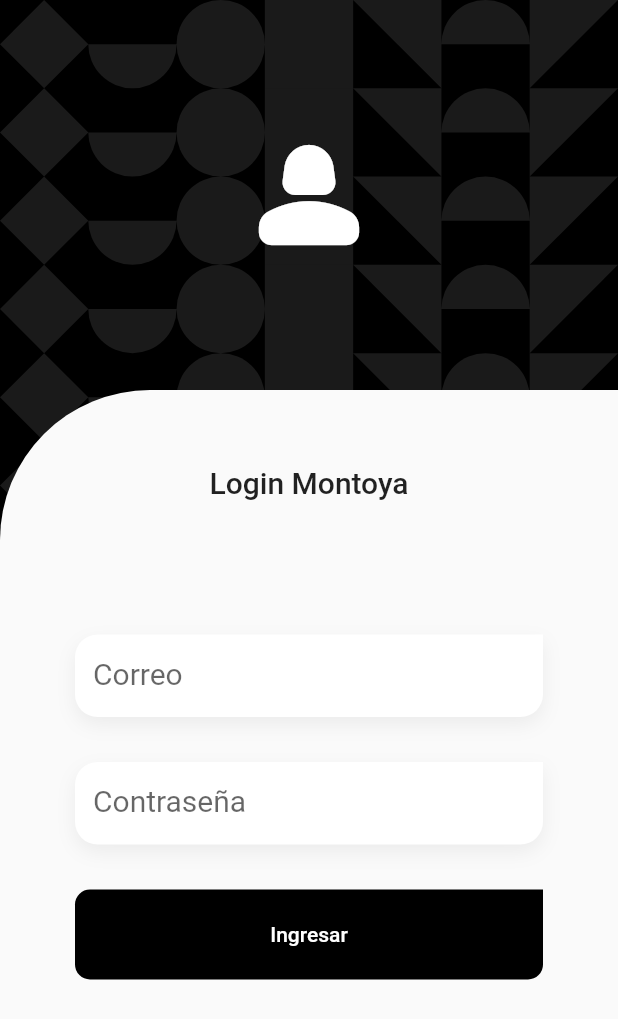
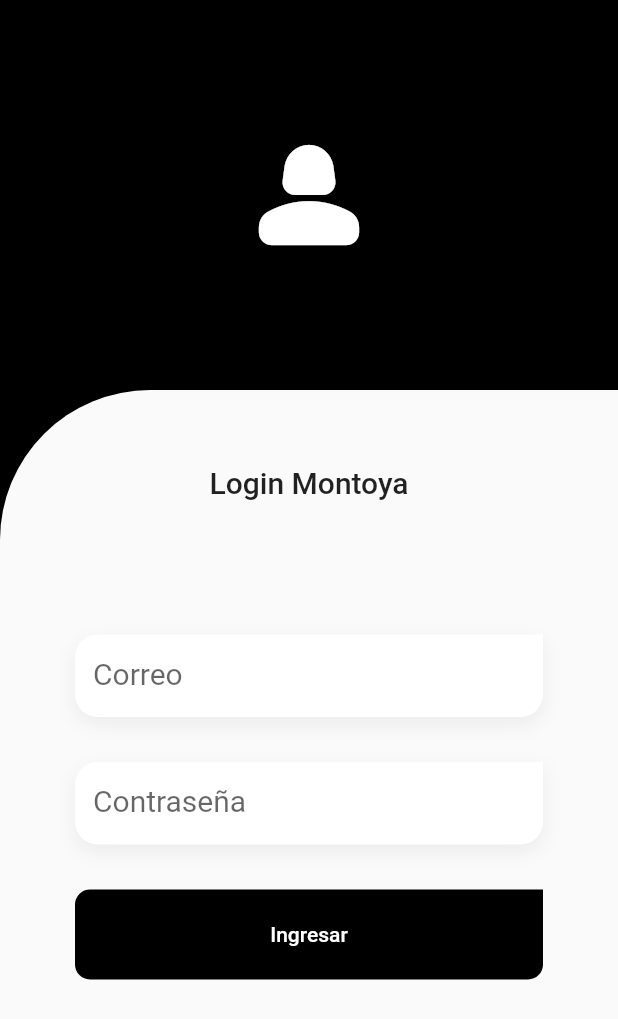
Before and after one commit to fermont30/login_flu, a Flutter app: the screen it shows after launch, on a phone screen of 412 x 824 dp. Shown: the top 1019 px of the screen. Run offline on Flutter 3.47's test engine with Material 2 defaults, Android fonts, the phone set to English and light mode, and no system bars.

Commit message:
commit backgraound

```diff
--- a/lib/src/pages/login_screen.dart
+++ b/lib/src/pages/login_screen.dart
@@ -2,7 +2,6 @@
 import 'package:flutter/material.dart';
 import 'package:login/src/widgets/custom_filled_button.dart';
 import 'package:login/src/widgets/custom_text_form_field.dart';
-import 'package:login/src/widgets/geometrical_background.dart';
 
 class LoginScreen extends StatelessWidget {
   const LoginScreen({super.key});
@@ -15,7 +14,8 @@ class LoginScreen extends StatelessWidget {
     return GestureDetector(
       onTap: () => FocusManager.instance.primaryFocus?.unfocus(),
       child: Scaffold(
-          body: GeometricalBackground(
+          body: Container(
+        color: Colors.black,
         child: ListView(
             shrinkWrap: true,
             physics: const ClampingScrollPhysics(),
@@ -30,6 +30,7 @@ class LoginScreen extends StatelessWidget {
                     color: Colors.white,
                     size: 100,
                   ),
+
                   const SizedBox(height: 80),
 
                   Container(
@@ -37,14 +38,15 @@ class LoginScreen extends StatelessWidget {
                     width: double.infinity,
                     decoration: BoxDecoration(
                       color: scaffoldBackgroundColor,
-                    borderRadius:
-                        const BorderRadius.only(topLeft: Radius.circular(100)),
+                      borderRadius: const BorderRadius.only(
+                          topLeft: Radius.circular(100)),
                     ),
                     child: const _LoginForm(),
                   )
                 ],
               ),
-          ]))),
+            ]),
+      )),
     );
   }
 }
--- a/lib/src/widgets/geometrical_background.dart
+++ /dev/null
@@ -1,303 +0,0 @@
-//Fernando Montoya
-import 'dart:math' show pi;
-import 'package:flutter/material.dart';
-
-class GeometricalBackground extends StatelessWidget {
-  final Widget child;
-  const GeometricalBackground({super.key, required this.child});
-
-  @override
-  Widget build(BuildContext context) {
-    final size = MediaQuery.of(context).size;
-    final backgroundColor = Theme.of(context).scaffoldBackgroundColor;
-    final borderSize = size.width / 7;
-
-    final shapeWidgets = [
-      _Circle(borderSize),
-      _Square(borderSize),
-      _RightTriangle(borderSize),
-      _LeftTriangle(borderSize),
-      _Diamond(borderSize),
-      _SemiCircle(borderSize),
-      _SemiCircleInverted(borderSize),
-    ];
-
-    return SizedBox.expand(
-      child: Stack(
-        children: [
-          Positioned(child: Container(color: backgroundColor)),
-
-          // Background with shapes
-          Container(
-              height: size.height * 0.7,
-              decoration: const BoxDecoration(
-                color: Colors.black,
-              ),
-              child: Column(
-                children: [
-                  ShapeRow(shapeWidgets: shapeWidgets),
-                  ShapeRow(shapeWidgets: shapeWidgets),
-                  ShapeRow(shapeWidgets: shapeWidgets),
-                  ShapeRow(shapeWidgets: shapeWidgets),
-                  ShapeRow(shapeWidgets: shapeWidgets),
-                  ShapeRow(shapeWidgets: shapeWidgets),
-                  ShapeRow(shapeWidgets: shapeWidgets),
-                ],
-              )),
-
-          // Child widget
-          child,
-        ],
-      ),
-    );
-  }
-}
-
-class ShapeRow extends StatefulWidget {
-  const ShapeRow({
-    super.key,
-    required this.shapeWidgets,
-  });
-
-  final List<Widget> shapeWidgets;
-
-  @override
-  State<ShapeRow> createState() => _ShapeRowState();
-}
-
-class _ShapeRowState extends State<ShapeRow> {
-  late List<Widget> shapeMixedUp;
-
-  @override
-  void initState() {
-    super.initState();
-    shapeMixedUp = [...widget.shapeWidgets];
-    shapeMixedUp.shuffle();
-  }
-
-  @override
-  Widget build(BuildContext context) {
-    return Row(children: shapeMixedUp);
-  }
-}
-
-class _Circle extends StatelessWidget {
-  final double borderSize;
-
-  const _Circle(this.borderSize);
-
-  @override
-  Widget build(BuildContext context) {
-    return Container(
-      width: borderSize,
-      height: borderSize,
-      decoration: BoxDecoration(
-          color: Colors.white10, borderRadius: BorderRadius.circular(50)),
-    );
-  }
-}
-
-class _Square extends StatelessWidget {
-  final double borderSize;
-
-  const _Square(this.borderSize);
-
-  @override
-  Widget build(BuildContext context) {
-    return Container(
-      width: borderSize,
-      height: borderSize,
-      decoration: const BoxDecoration(
-        color: Colors.white10,
-      ),
-    );
-  }
-}
-
-class _RightTriangle extends StatelessWidget {
-  final double borderSize;
-
-  const _RightTriangle(this.borderSize);
-
-  @override
-  Widget build(BuildContext context) {
-    return SizedBox(
-      width: borderSize,
-      height: borderSize,
-      child: CustomPaint(
-        painter: _RightTrianglePainter(),
-      ),
-    );
-  }
-}
-
-class _RightTrianglePainter extends CustomPainter {
-  @override
-  void paint(Canvas canvas, Size size) {
-    final paint = Paint()
-      ..color = Colors.white10
-      ..style = PaintingStyle.fill;
-
-    final path = Path();
-    path
-      ..lineTo(size.width, 0)
-      ..lineTo(0, size.height);
-
-    canvas.drawPath(path, paint);
-  }
-
-  @override
-  bool shouldRepaint(_RightTrianglePainter oldDelegate) => false;
-}
-
-class _LeftTriangle extends StatelessWidget {
-  final double borderSize;
-
-  const _LeftTriangle(this.borderSize);
-
-  @override
-  Widget build(BuildContext context) {
-    return SizedBox(
-      width: borderSize,
-      height: borderSize,
-      child: CustomPaint(
-        painter: _LeftTrianglePainter(),
-      ),
-    );
-  }
-}
-
-class _LeftTrianglePainter extends CustomPainter {
-  @override
-  void paint(Canvas canvas, Size size) {
-    final paint = Paint()
-      ..color = Colors.white10
-      ..style = PaintingStyle.fill;
-
-    final path = Path();
-    path
-      ..lineTo(size.width, 0)
-      ..lineTo(size.width, size.height);
-
-    canvas.drawPath(path, paint);
-  }
-
-  @override
-  bool shouldRepaint(_LeftTrianglePainter oldDelegate) => false;
-}
-
-class _Diamond extends StatelessWidget {
-  final double borderSize;
-
-  const _Diamond(this.borderSize);
-
-  @override
-  Widget build(BuildContext context) {
-    return SizedBox(
-      width: borderSize,
-      height: borderSize,
-      child: CustomPaint(
-        painter: _DiamondPainter(),
-      ),
-    );
-  }
-}
-
-class _DiamondPainter extends CustomPainter {
-  @override
-  void paint(Canvas canvas, Size size) {
-    final paint = Paint()
-      ..color = Colors.white10
-      ..style = PaintingStyle.fill;
-
-    final path = Path();
-    path
-      ..moveTo(size.width * 0.5, 0)
-      ..lineTo(0, size.height * 0.5)
-      ..lineTo(size.width * 0.5, size.height)
-      ..lineTo(size.width, size.height * 0.5);
-
-    canvas.drawPath(path, paint);
-  }
-
-  @override
-  bool shouldRepaint(_DiamondPainter oldDelegate) => false;
-}
-
-class _SemiCircle extends StatelessWidget {
-  final double borderSize;
-
-  const _SemiCircle(this.borderSize);
-
-  @override
-  Widget build(BuildContext context) {
-    return SizedBox(
-      width: borderSize,
-      height: borderSize,
-      child: CustomPaint(
-        painter: _SemiCirclePainter(),
-      ),
-    );
-  }
-}
-
-class _SemiCirclePainter extends CustomPainter {
-  @override
-  void paint(Canvas canvas, Size size) {
-    final paint = Paint()
-      ..color = Colors.white10
-      ..style = PaintingStyle.fill;
-
-    canvas.drawArc(
-        Rect.fromCenter(
-            center: Offset(size.height / 2, size.width / 2),
-            width: size.width,
-            height: size.height),
-        pi,
-        pi,
-        false,
-        paint);
-  }
-
-  @override
-  bool shouldRepaint(_SemiCirclePainter oldDelegate) => false;
-}
-
-class _SemiCircleInverted extends StatelessWidget {
-  final double borderSize;
-
-  const _SemiCircleInverted(this.borderSize);
-
-  @override
-  Widget build(BuildContext context) {
-    return SizedBox(
-      width: borderSize,
-      height: borderSize,
-      child: CustomPaint(
-        painter: _SemiCircleInvertedPainter(),
-      ),
-    );
-  }
-}
-
-class _SemiCircleInvertedPainter extends CustomPainter {
-  @override
-  void paint(Canvas canvas, Size size) {
-    final paint = Paint()
-      ..color = Colors.white10
-      ..style = PaintingStyle.fill;
-
-    canvas.drawArc(
-        Rect.fromCenter(
-            center: Offset(size.height / 2, size.width / 2),
-            width: size.width,
-            height: size.height),
-        pi,
-        -pi,
-        false,
-        paint);
-  }
-
-  @override
-  bool shouldRepaint(_SemiCircleInvertedPainter oldDelegate) => false;
-}
```
Lines whose indentation alone changed are shown as unchanged.
